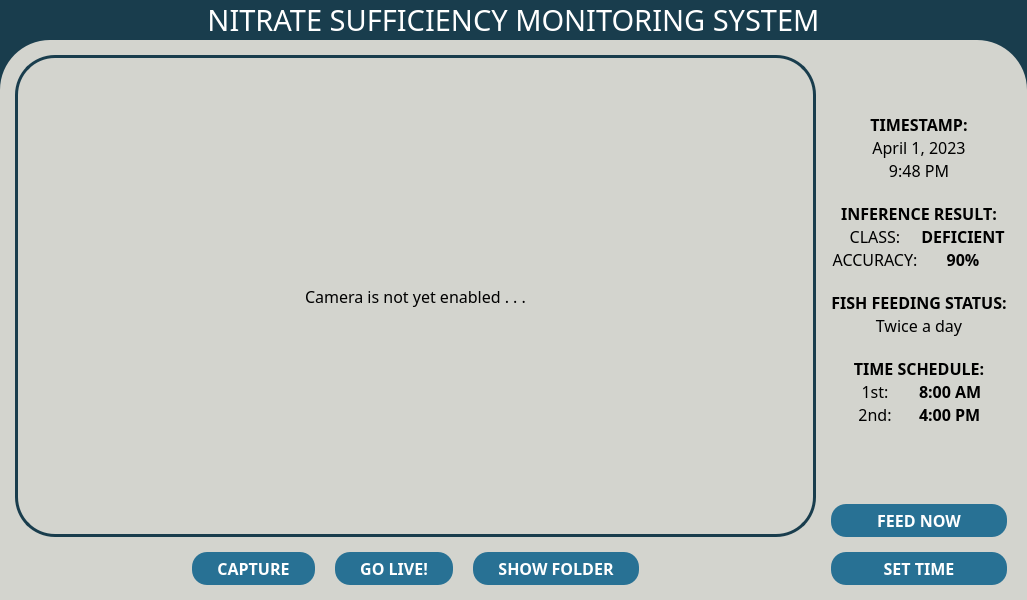
Before: the Qt Designer form main.ui in jeraldconstantino/nitrate-sufficiency-monitoring-system, drawn with Qt 5.
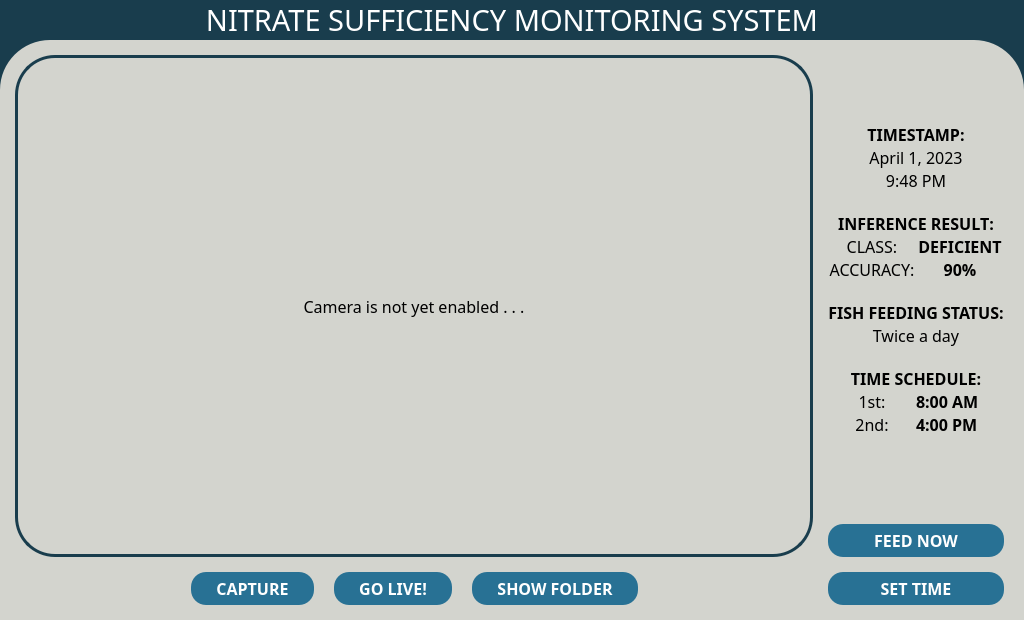
After: the same form once the commit is applied.

Commit message: transparent black overlay is added when opening the fish feeding time dialog

Diff of the .ui file:
```diff
--- a/main.ui
+++ b/main.ui
@@ -9,8 +9,8 @@
    <rect>
     <x>0</x>
     <y>0</y>
-    <width>1027</width>
-    <height>600</height>
+    <width>1024</width>
+    <height>620</height>
    </rect>
   </property>
   <property name="windowTitle">
```
The commit also changes 5 other files.
